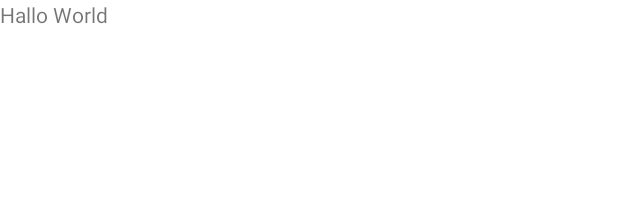
After one commit to fh-erfurt/OnlyOneEgg, an Android app: the layout fragment_recipe.xml on its own in the app's theme, with its tools: preview values and no code run, on a phone screen of 412 x 824 dp. The commit adds this screen. Shown: the top 197 px of the screen. Run offline under Robolectric (Android 15) with nearby library versions, the phone set to English and light mode, and no system bars.

Commit message:
add a RecipeFragment

```diff
--- a/app/src/main/java/de/fherfurt/onlyoneegg/MainActivity.kt
+++ b/app/src/main/java/de/fherfurt/onlyoneegg/MainActivity.kt
@@ -18,7 +18,7 @@ class MainActivity : AppCompatActivity() {
         // Passing each menu ID as a set of Ids because each
         // menu should be considered as top level destinations.
         val appBarConfiguration = AppBarConfiguration.Builder(
-            R.id.dashboardFragment, R.id.timerFragment
+            R.id.dashboardFragment, R.id.timerFragment, R.id.recipeFragment
         )
             .build()
 
--- /dev/null
+++ b/app/src/main/res/layout/fragment_recipe.xml
@@ -0,0 +1,26 @@
+<?xml version="1.0" encoding="utf-8"?>
+<layout xmlns:android="http://schemas.android.com/apk/res/android"
+    xmlns:app="http://schemas.android.com/apk/res-auto"
+    xmlns:tools="http://schemas.android.com/tools">
+
+    <data>
+        <variable
+            name="recipeViewModel"
+            type="de.fherfurt.onlyoneegg.recipe.RecipeViewModel" />
+    </data>
+
+    <androidx.constraintlayout.widget.ConstraintLayout
+        android:layout_width="match_parent"
+        android:layout_height="match_parent"
+        tools:context=".recipe.RecipeFragment">
+
+
+        <TextView
+            android:id="@+id/Test"
+            android:layout_width="wrap_content"
+            android:layout_height="wrap_content"
+            android:text="Hallo World"
+            tools:layout_editor_absoluteX="156dp"
+            tools:layout_editor_absoluteY="283dp" />
+    </androidx.constraintlayout.widget.ConstraintLayout>
+</layout>
```
Also changed, not shown: app/src/main/java/de/fherfurt/onlyoneegg/recipe/RecipeFragment.kt (added, +45 -0 lines), app/src/main/java/de/fherfurt/onlyoneegg/recipe/RecipeViewModel.kt (added, +10 -0 lines), app/src/main/java/de/fherfurt/onlyoneegg/recipe/RecipeViewModelFactory.kt (added, +15 -0 lines), app/src/main/res/navigation/navigation.xml (+8 -0 lines).
